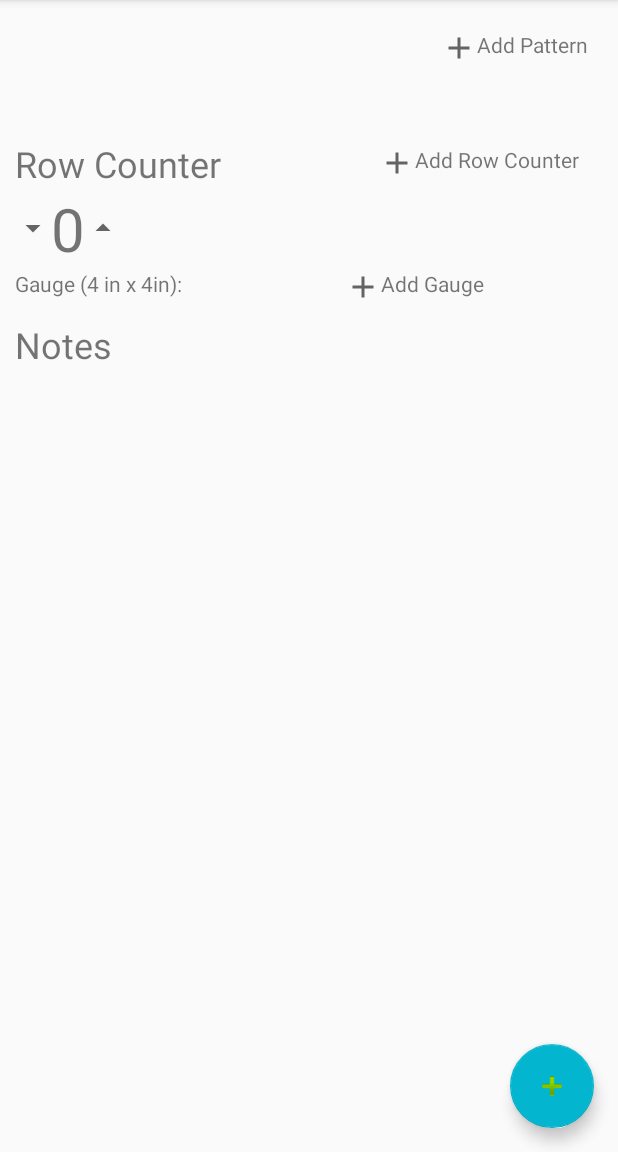
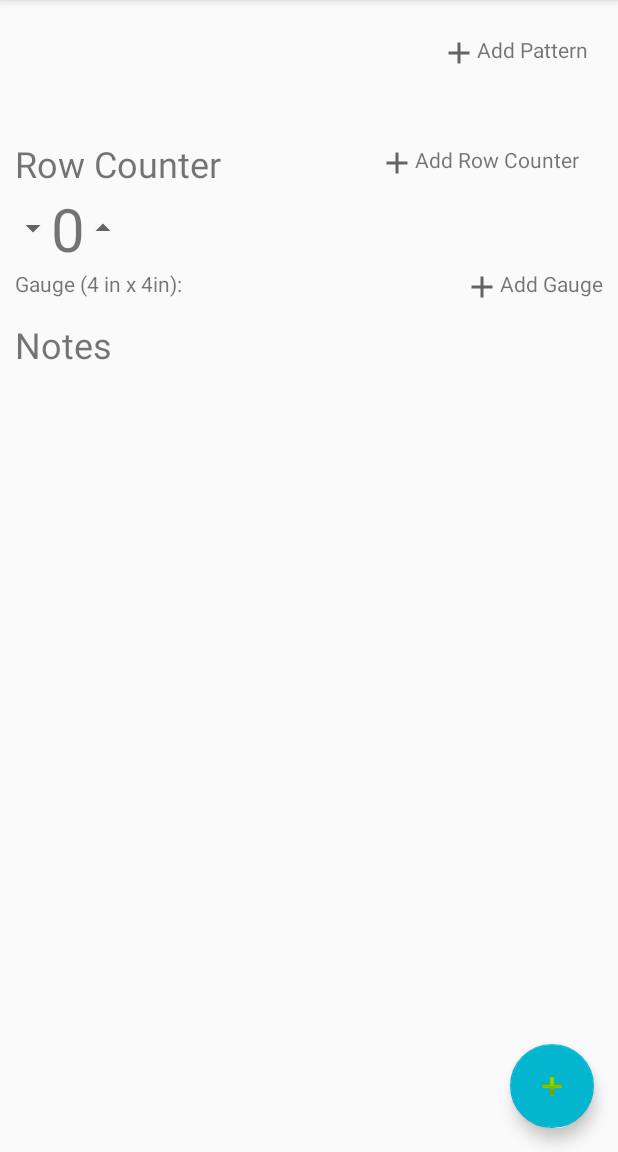
Before and after one commit to fowlerae/LetsGetKnotty, an Android app: the fragment ProjectFragment placed in its activity, on a phone screen of 412 x 824 dp, the part 84-1236 px from its top. Run offline under Robolectric (Android 15) with nearby library versions, the phone set to English and light mode, and no system bars; our stand-ins replace Firebase (no records; nobody signed in at launch, a user with empty details on screens opened directly); libraries missing offline, so code that uses them is left out: com.firebase.ui; 6 statements that could not run were skipped.

```diff
--- a/app/src/main/res/layout/fragment_project_view.xml
+++ b/app/src/main/res/layout/fragment_project_view.xml
@@ -36,7 +36,7 @@
                             android:layout_width="wrap_content"
                             android:layout_alignParentTop="true"
                             android:layout_alignParentEnd="true"
-                            android:layout_marginVertical="10dp"
+                            android:layout_marginVertical="13dp"
                             android:layout_gravity="center_vertical"
                             android:layout_height="wrap_content">
 
@@ -109,14 +109,14 @@
                     android:layout_height="wrap_content"
                     android:layout_centerInParent="true"/>
 
-                <LinearLayout
-                    android:orientation="horizontal"
+                <RelativeLayout
                     android:layout_width="match_parent"
                     android:layout_height="wrap_content">
 
                         <TextView
                             android:layout_width="wrap_content"
                             android:layout_height="wrap_content"
+                            android:layout_alignParentLeft="true"
                             android:text="Gauge (4 in x 4in): "/>
 
                         <TextView
@@ -126,6 +126,7 @@
                             android:text=""/>
 
                         <LinearLayout
+                            android:layout_alignParentRight="true"
                             android:orientation="horizontal"
                             android:layout_gravity="center"
                             android:id="@+id/add_gauge_button"
@@ -144,7 +145,7 @@
                                     android:text="Add Gauge" />
                         </LinearLayout>
 
-                </LinearLayout>
+                </RelativeLayout>
 
                 <TextView
                     android:layout_width="wrap_content"
```
